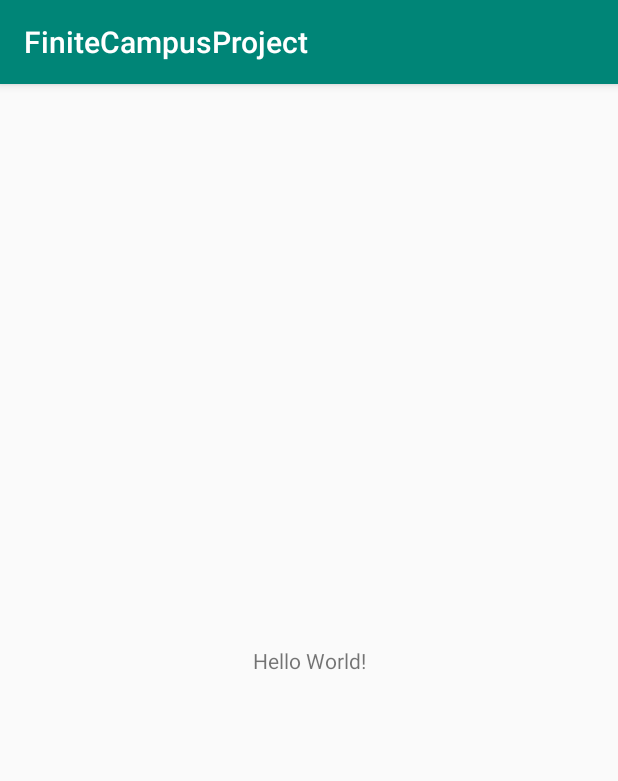
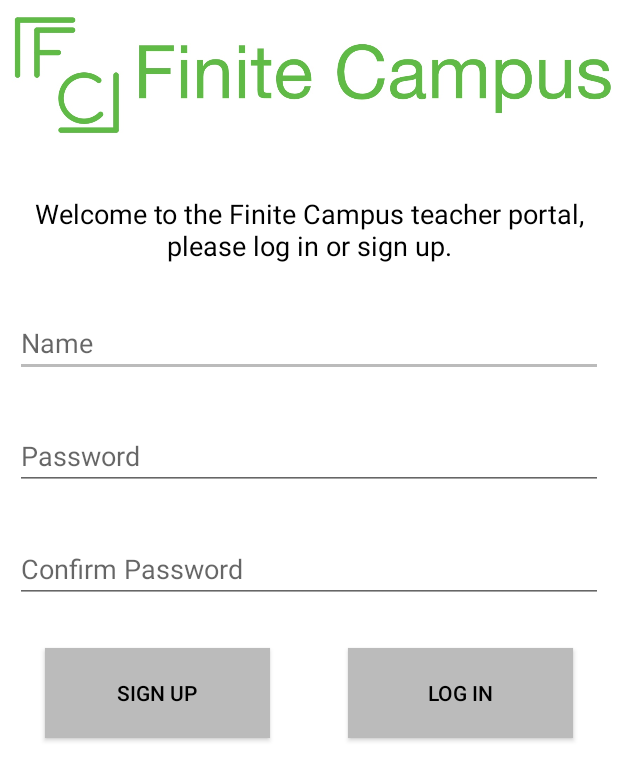
Before and after one commit to SamPfister/FiniteCampusProject, an Android app: the screen it shows after launch (LogInActivity), on a phone screen of 412 x 824 dp. Shown: the top 781 px of the screen. Run offline under Robolectric (Android 15) with nearby library versions, the phone set to English and light mode, and no system bars.

Commit message:
end of day 10/7/2019

```diff
--- a/app/src/main/res/layout/activity_login.xml
+++ b/app/src/main/res/layout/activity_login.xml
@@ -4,15 +4,102 @@
     xmlns:tools="http://schemas.android.com/tools"
     android:layout_width="match_parent"
     android:layout_height="match_parent"
+    android:background="@color/colorBackground"
+    android:orientation="vertical"
     tools:context=".LogInActivity">
 
+    <ImageView
+        android:id="@+id/imageView"
+        android:layout_width="wrap_content"
+        android:layout_height="@dimen/logoPhotoHeight"
+        app:layout_constraintStart_toStartOf="parent"
+        app:layout_constraintTop_toTopOf="parent"
+        app:srcCompat="@drawable/logo" />
+
     <TextView
+        android:id="@+id/textView"
         android:layout_width="wrap_content"
         android:layout_height="wrap_content"
-        android:text="Hello World!"
-        app:layout_constraintBottom_toBottomOf="parent"
-        app:layout_constraintLeft_toLeftOf="parent"
-        app:layout_constraintRight_toRightOf="parent"
-        app:layout_constraintTop_toTopOf="parent" />
+        android:text="Welcome to the Finite Campus teacher portal, please log in or sign up."
+        app:layout_constraintEnd_toEndOf="parent"
+        app:layout_constraintStart_toStartOf="parent"
+        app:layout_constraintTop_toBottomOf="@+id/imageView"
+        android:textColor="@color/colorText"
+        android:textSize="@dimen/textSize"
+        android:layout_marginTop="@dimen/marginBig"
+        android:layout_marginStart="@dimen/margin"
+        android:layout_marginEnd="@dimen/margin"
+        android:textAlignment="center"/>
 
+    <EditText
+        android:id="@+id/editText"
+        android:layout_width="match_parent"
+        android:layout_height="wrap_content"
+        android:ems="10"
+        android:inputType="textPersonName"
+        android:hint="Name"
+        app:layout_constraintEnd_toEndOf="parent"
+        app:layout_constraintStart_toStartOf="parent"
+        app:layout_constraintTop_toBottomOf="@+id/textView"
+        android:layout_marginTop="@dimen/marginBig"
+        android:layout_marginEnd="@dimen/margin"
+        android:layout_marginStart="@dimen/margin"
+        android:textColor="@color/colorText"
+        android:textSize="@dimen/textSize"/>
+
+    <EditText
+        android:id="@+id/editText2"
+        android:layout_width="match_parent"
+        android:layout_height="wrap_content"
+        android:ems="10"
+        android:inputType="textPassword"
+        android:hint="Password"
+        app:layout_constraintEnd_toEndOf="parent"
+        app:layout_constraintStart_toStartOf="parent"
+        app:layout_constraintTop_toBottomOf="@+id/editText"
+        android:layout_marginTop="@dimen/marginBig"
+        android:layout_marginEnd="@dimen/margin"
+        android:layout_marginStart="@dimen/margin"
+        android:textColor="@color/colorText"
+        android:textSize="@dimen/textSize"/>
+
+    <EditText
+        android:id="@+id/editText3"
+        android:layout_width="match_parent"
+        android:layout_height="wrap_content"
+        android:ems="10"
+        android:inputType="textPassword"
+        android:hint="Confirm Password"
+        app:layout_constraintEnd_toEndOf="parent"
+        app:layout_constraintStart_toStartOf="parent"
+        app:layout_constraintTop_toBottomOf="@+id/editText2"
+        android:layout_marginTop="@dimen/marginBig"
+        android:layout_marginEnd="@dimen/margin"
+        android:layout_marginStart="@dimen/margin"
+        android:textColor="@color/colorText"
+        android:textSize="@dimen/textSize"/>
+
+    <Button
+        android:id="@+id/logInButton"
+        android:layout_width="150dp"
+        android:layout_height="60dp"
+        android:text="Log In"
+        app:layout_constraintEnd_toEndOf="parent"
+        app:layout_constraintTop_toBottomOf="@+id/editText3"
+        android:layout_marginTop="@dimen/marginBig"
+        android:layout_marginEnd="@dimen/marginBig"
+        android:background="@color/colorAccent"
+        android:textColor="@color/colorText"/>
+
+    <Button
+        android:id="@+id/signUpButton"
+        android:layout_width="150dp"
+        android:layout_height="60dp"
+        android:text="Sign Up"
+        app:layout_constraintStart_toStartOf="parent"
+        app:layout_constraintTop_toBottomOf="@+id/editText3"
+        android:layout_marginTop="@dimen/marginBig"
+        android:layout_marginStart="@dimen/marginBig"
+        android:textColor="@color/colorText"
+        android:background="@color/colorAccent"/>
 </androidx.constraintlayout.widget.ConstraintLayout>
--- a/app/src/main/res/mipmap-anydpi-v26/ic_launcher.xml
+++ b/app/src/main/res/mipmap-anydpi-v26/ic_launcher.xml
@@ -1,5 +1,5 @@
 <?xml version="1.0" encoding="utf-8"?>
 <adaptive-icon xmlns:android="http://schemas.android.com/apk/res/android">
-    <background android:drawable="@drawable/ic_launcher_background" />
-    <foreground android:drawable="@drawable/ic_launcher_foreground" />
+    <background android:drawable="@drawable/ic_launcher_background"/>
+    <foreground android:drawable="@mipmap/ic_launcher_foreground"/>
 </adaptive-icon>
--- a/app/src/main/res/mipmap-anydpi-v26/ic_launcher_round.xml
+++ b/app/src/main/res/mipmap-anydpi-v26/ic_launcher_round.xml
@@ -1,5 +1,5 @@
 <?xml version="1.0" encoding="utf-8"?>
 <adaptive-icon xmlns:android="http://schemas.android.com/apk/res/android">
-    <background android:drawable="@drawable/ic_launcher_background" />
-    <foreground android:drawable="@drawable/ic_launcher_foreground" />
+    <background android:drawable="@drawable/ic_launcher_background"/>
+    <foreground android:drawable="@mipmap/ic_launcher_foreground"/>
 </adaptive-icon>
--- a/app/src/main/res/values/colors.xml
+++ b/app/src/main/res/values/colors.xml
@@ -1,6 +1,8 @@
 <?xml version="1.0" encoding="utf-8"?>
 <resources>
-    <color name="colorPrimary">#008577</color>
-    <color name="colorPrimaryDark">#00574B</color>
-    <color name="colorAccent">#D81B60</color>
+    <color name="colorPrimary">#92c83E</color>
+    <color name="colorBackground">#FFFFFF</color>
+    <color name="colorPrimaryDark">#92C83E</color>
+    <color name="colorAccent">#BBBBBB</color>
+    <color name="colorText">#000000</color>
 </resources>
--- /dev/null
+++ b/app/src/main/res/values/dimens.xml
@@ -0,0 +1,7 @@
+<?xml version="1.0" encoding="utf-8"?>
+<resources>
+    <dimen name="logoPhotoHeight">100dp</dimen>
+    <dimen name="textSize">18sp</dimen>
+    <dimen name="margin">10dp</dimen>
+    <dimen name="marginBig">30dp</dimen>
+</resources>
--- a/app/src/main/res/values/styles.xml
+++ b/app/src/main/res/values/styles.xml
@@ -1,7 +1,7 @@
 <resources>
 
     <!-- Base application theme. -->
-    <style name="AppTheme" parent="Theme.AppCompat.Light.DarkActionBar">
+    <style name="AppTheme" parent="Theme.AppCompat.Light.NoActionBar">
         <!-- Customize your theme here. -->
         <item name="colorPrimary">@color/colorPrimary</item>
         <item name="colorPrimaryDark">@color/colorPrimaryDark</item>
```
Also changed, not shown: app/src/main/res/drawable/ic_launcher_background.xml (+70 -166 lines), app/src/main/res/drawable/app_icon.PNG (added), app/src/main/res/drawable/logo.PNG (added), app/src/main/res/mipmap-hdpi/ic_launcher.png, app/src/main/res/mipmap-hdpi/ic_launcher_round.png, app/src/main/res/mipmap-mdpi/ic_launcher.png, app/src/main/res/mipmap-mdpi/ic_launcher_round.png, app/src/main/res/mipmap-xhdpi/ic_launcher.png, app/src/main/res/mipmap-xhdpi/ic_launcher_round.png, app/src/main/res/mipmap-xxhdpi/ic_launcher.png, app/src/main/res/mipmap-xxhdpi/ic_launcher_round.png, app/src/main/res/mipmap-xxxhdpi/ic_launcher.png, app/src/main/res/mipmap-xxxhdpi/ic_launcher_round.png.
